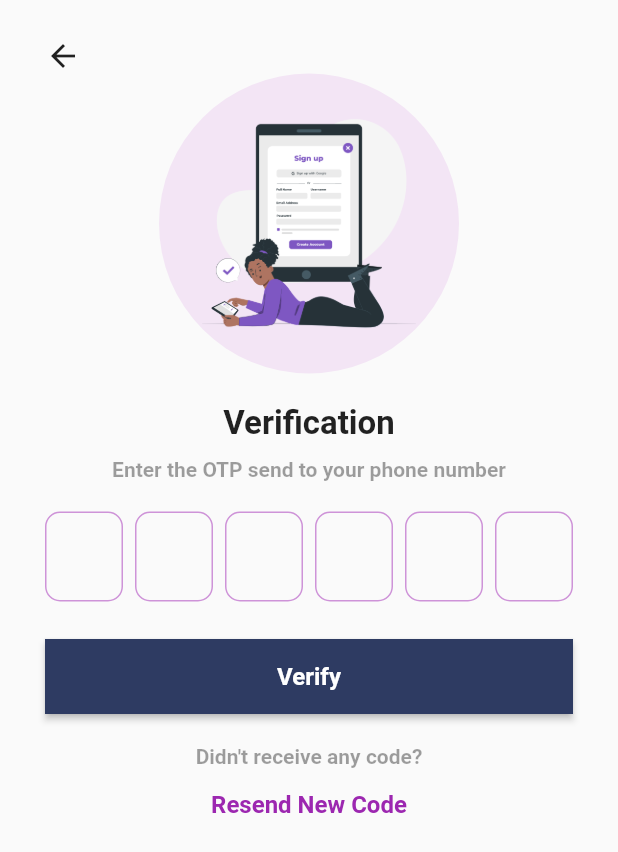
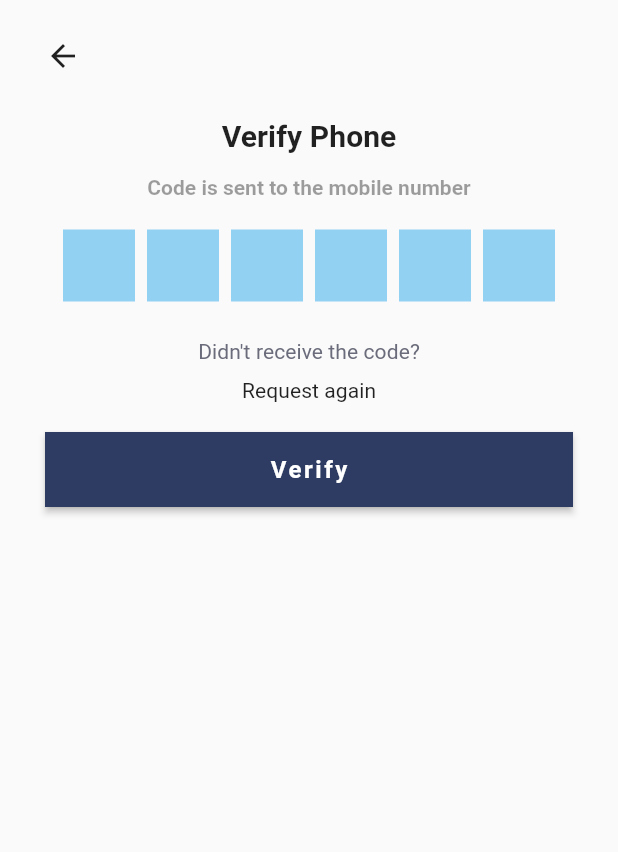
Before and after one commit to KarthikPrabhu23/OTP_Flutter, a Flutter app: the OtpScreen screen opened directly with empty values, on a phone screen of 412 x 824 dp. Shown: the top 852 px of the screen. Run offline on Flutter 3.47's test engine with Material 2 defaults, Android fonts, the phone set to English and light mode, and no system bars; drawn by our look-alikes of pinput; our stand-ins replace cloud_firestore, country_picker, firebase_auth, firebase_core, firebase_storage, image_picker and 1 more; accounts and stored records are empty; Roboto replaces fonts that are missing (Montserrat).

Commit message:
UI improvements

```diff
--- a/lib/screens/otp_screen.dart
+++ b/lib/screens/otp_screen.dart
@@ -6,6 +6,9 @@ import 'package:otp1/utils/utils.dart';
 import 'package:otp1/widgets/custom_button.dart';
 import 'package:pinput/pinput.dart';
 import 'package:provider/provider.dart';
+import 'package:country_picker/country_picker.dart';
+
+import 'package:otp1/screens/register_screen.dart';
 
 class OtpScreen extends StatefulWidget {
   final String verificationId;
@@ -43,29 +46,21 @@ class _OtpScreenState extends State<OtpScreen> {
                           child: const Icon(Icons.arrow_back),
                         ),
                       ),
-                      Container(
-                        width: 200,
-                        height: 200,
-                        padding: const EdgeInsets.all(20.0),
-                        decoration: BoxDecoration(
-                          shape: BoxShape.circle,
-                          color: Colors.purple.shade50,
-                        ),
-                        child: Image.asset(
-                          "assets/image2.png",
+
+                      const SizedBox(height: 30),
+                      const Text(
+                        "Verify Phone",
+                        style: TextStyle(
+                          fontFamily: 'Roboto',
+                          fontStyle: FontStyle.normal,
+                          fontWeight: FontWeight.w700,
+                          fontSize: 20.0,
+                          letterSpacing: 0.0703846,
                         ),
                       ),
-                      const SizedBox(height: 20),
+                      const SizedBox(height: 15),
                       const Text(
-                        "Verification",
-                        style: TextStyle(
-                          fontSize: 22,
-                          fontWeight: FontWeight.bold,
-                        ),
-                      ),
-                      const SizedBox(height: 10),
-                      const Text(
-                        "Enter the OTP send to your phone number",
+                        "Code is sent to the mobile number",
                         style: TextStyle(
                           fontSize: 14,
                           color: Colors.black38,
@@ -79,16 +74,14 @@ class _OtpScreenState extends State<OtpScreen> {
                         showCursor: true,
                         // EXTRA ADD BELOW
                         keyboardType: TextInputType.number,
-                        defaultPinTheme: PinTheme(
-                          width: 60,
-                          height: 60,
+                        defaultPinTheme: const PinTheme(
+                          width: 48,
+                          height: 48,
                           decoration: BoxDecoration(
-                            borderRadius: BorderRadius.circular(10),
-                            border: Border.all(
-                              color: Colors.purple.shade200,
-                            ),
+                            // borderRadius: BorderRadius.circular(10),
+                            color: Color.fromARGB(255, 147, 209, 243),
                           ),
-                          textStyle: const TextStyle(
+                          textStyle: TextStyle(
                             fontSize: 20,
                             fontWeight: FontWeight.w600,
                           ),
@@ -100,6 +93,31 @@ class _OtpScreenState extends State<OtpScreen> {
                         },
                       ),
                       const SizedBox(height: 25),
+
+                      const Text(
+                        "Didn't receive the code?",
+                        style: TextStyle(
+                          fontFamily: 'Roboto',
+                          fontStyle: FontStyle.normal,
+                          fontWeight: FontWeight.w400,
+                          fontSize: 14.0,
+                          letterSpacing: 0.0703846,
+                          color: Color.fromARGB(255, 106, 108, 123)
+                        ),
+                      ),
+                      const SizedBox(height: 10),
+                      const Text(
+                        "Request again",
+                        style: TextStyle(
+                          fontFamily: 'Roboto',
+                          fontStyle: FontStyle.normal,
+                          fontWeight: FontWeight.w400,
+                          fontSize: 14.0,
+                          letterSpacing: 0.0703846,
+                        ),
+                      ),
+
+                      const SizedBox(height: 20),
                       SizedBox(
                         width: MediaQuery.of(context).size.width,
                         height: 50,
@@ -112,24 +130,6 @@ class _OtpScreenState extends State<OtpScreen> {
                               showSnackBar(context, "Enter 6-Digit code");
                             }
                           },
-                        ),
-                      ),
-                      const SizedBox(height: 20),
-                      const Text(
-                        "Didn't receive any code?",
-                        style: TextStyle(
-                          fontSize: 14,
-                          fontWeight: FontWeight.bold,
-                          color: Colors.black38,
-                        ),
-                      ),
-                      const SizedBox(height: 15),
-                      const Text(
-                        "Resend New Code",
-                        style: TextStyle(
-                          fontSize: 16,
-                          fontWeight: FontWeight.bold,
-                          color: Colors.purple,
                         ),
                       ),
                     ],
--- a/lib/screens/register_screen.dart
+++ b/lib/screens/register_screen.dart
@@ -42,6 +42,13 @@ class _RegisterScreenState extends State<RegisterScreen> {
             padding: const EdgeInsets.symmetric(vertical: 25, horizontal: 35),
             child: Column(
               children: [
+                Align(
+                  alignment: Alignment.topLeft,
+                  child: GestureDetector(
+                    onTap: () => Navigator.of(context).pop(),
+                    child: const Icon(Icons.close),
+                  ),
+                ),
                 const SizedBox(height: 112),
                 const Text(
                   "Please enter your mobile number",
@@ -183,7 +190,6 @@ class _RegisterScreenState extends State<RegisterScreen> {
                 // )
                 // ),
 
-
                 // ANIMATION ENDS
               ],
             ),
--- a/lib/widgets/custom_button.dart
+++ b/lib/widgets/custom_button.dart
@@ -24,6 +24,7 @@ class CustomButton extends StatelessWidget {
             fontFamily: 'Montserrat',
             fontStyle: FontStyle.normal,
             fontWeight: FontWeight.w700,
+            letterSpacing: 1.703846,
             fontSize: 16.0,
           )),
     );
```
Lines whose indentation alone changed are shown as unchanged.
